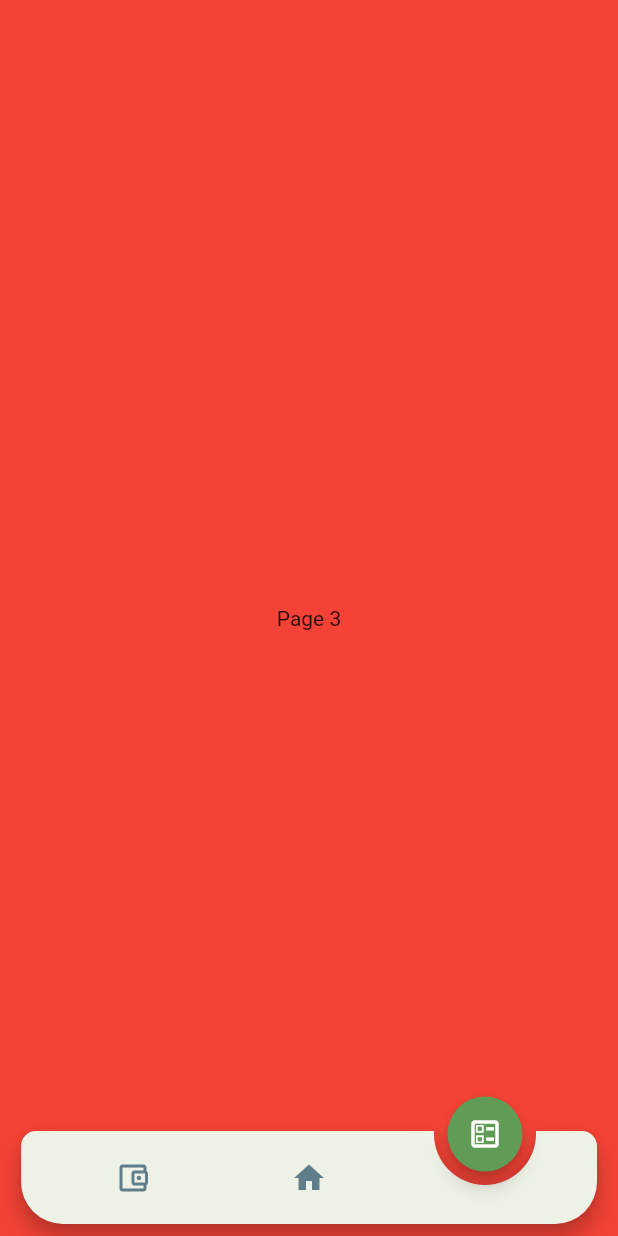
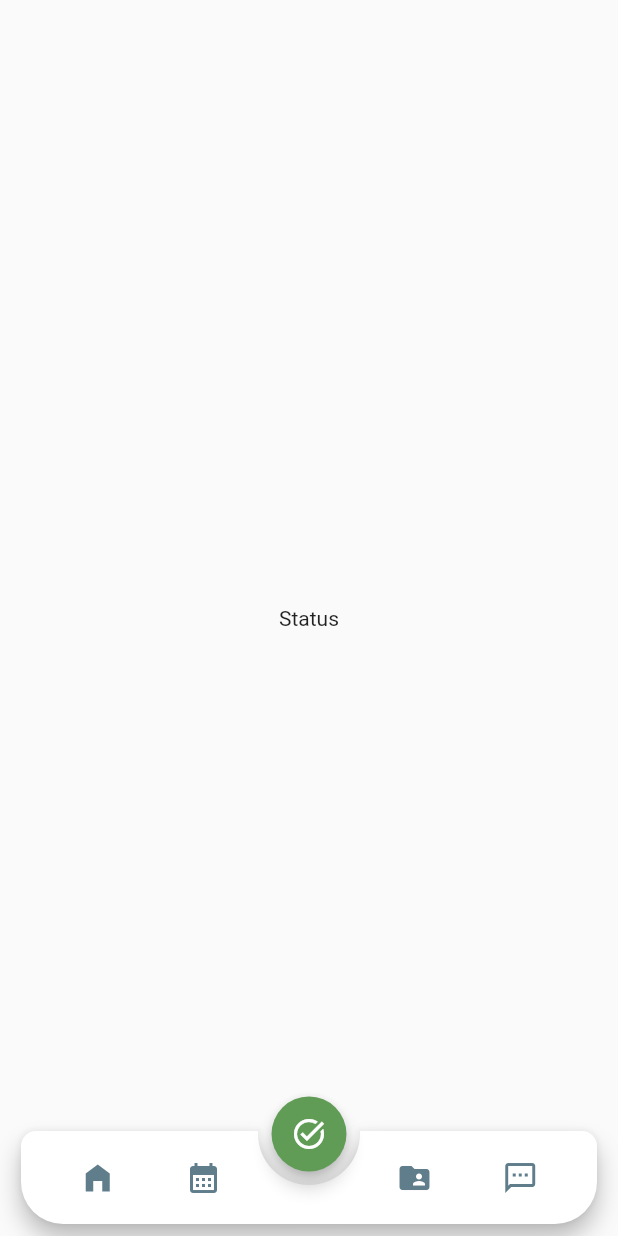
Before and after one commit to nandaeka02/trusche, a Flutter app: the screen it shows after launch, on a phone screen of 412 x 824 dp. Run offline on Flutter 3.47's test engine with Material 2 defaults, Android fonts, the phone set to English and light mode, and no system bars; drawn by our look-alikes of animated_notch_bottom_bar; our stand-ins replace contained_tab_bar_view, hexcolor.

Commit message:
Membuat tampilan Home Admin

```diff
--- a/lib/main.dart
+++ b/lib/main.dart
@@ -1,4 +1,5 @@
 import 'package:flutter/material.dart';
+import 'package:trusche/pages/admin/adminBottomBar_page.dart';
 import 'package:trusche/pages/splash_page.dart';
 import 'package:trusche/pages/user/userHome_page.dart';
 import 'package:trusche/pages/user/userbotBar.dart';
@@ -19,7 +20,7 @@ class MyApp extends StatelessWidget {
       theme: ThemeData(
         primarySwatch: Colors.blue,
       ),
-      home: const UserbotBar(),
+      home: const AdminBottomBarPage(),
     );
   }
 }
--- /dev/null
+++ b/lib/pages/admin/adminBottomBar_page.dart
@@ -0,0 +1,129 @@
+import 'package:animated_notch_bottom_bar/animated_notch_bottom_bar/animated_notch_bottom_bar.dart';
+import 'package:flutter/material.dart';
+import 'package:flutter/src/widgets/framework.dart';
+import 'package:flutter/src/widgets/placeholder.dart';
+import 'package:trusche/configs/colors.dart';
+import 'package:trusche/pages/admin/adminChat_page.dart';
+import 'package:trusche/pages/admin/adminCitizen_page.dart';
+import 'package:trusche/pages/admin/adminHome_page.dart';
+import 'package:trusche/pages/admin/adminSchedule_page.dart';
+import 'package:trusche/pages/admin/adminStatus_page.dart';
+
+class AdminBottomBarPage extends StatefulWidget {
+  const AdminBottomBarPage({super.key});
+
+  @override
+  State<AdminBottomBarPage> createState() => _AdminBottomBarPageState();
+}
+
+class _AdminBottomBarPageState extends State<AdminBottomBarPage> {
+  PageController _pageController = PageController(initialPage: 2);
+  int maxCount = 5;
+
+  final List<Widget> bottomBarPages = [
+    const AdminHomePage(),
+    const AdminSchedulePage(),
+    const AdminStatusPage(),
+    const AdminCitizenPage(),
+    const AdminChatPage(),
+
+  ];
+
+   @override
+  void dispose() {
+    _pageController.dispose();
+    super.dispose();
+  }
+
+  @override
+  void initState() {
+    super.initState();
+  }
+
+  @override
+  Widget build(BuildContext context) {
+    return Scaffold(
+      body: PageView(
+        controller: _pageController,
+        physics: const NeverScrollableScrollPhysics(),
+        children: List.generate(
+            bottomBarPages.length, (index) => bottomBarPages[index]),
+      ),
+      extendBody: true,
+      bottomNavigationBar: (bottomBarPages.length <= maxCount)
+          ? AnimatedNotchBottomBar(
+              pageController: _pageController,
+              color: Colors.white,
+              showLabel: false,
+              notchColor: ConstantColors.primaryColor,
+              bottomBarItems: [
+                BottomBarItem(
+                  inActiveItem: Icon(
+                    Icons.home_filled,
+                    color: Colors.blueGrey,
+                  ),
+                  activeItem: Icon(
+                    Icons.home_filled,
+                    color: Colors.white,
+                  ),
+                  itemLabel: 'Page 1',
+                ),
+                BottomBarItem(
+                  inActiveItem: Icon(
+                    Icons.calendar_month,
+                    color: Colors.blueGrey,
+                  ),
+                  activeItem: Icon(
+                    Icons.calendar_month,
+                    color: Colors.white,
+                  ),
+                  itemLabel: 'Page 2',
+                ),
+                BottomBarItem(
+                  inActiveItem: Icon(
+                    Icons.task_alt,
+                    color: Colors.blueGrey,
+                  ),
+                  activeItem: Icon(
+                    Icons.task_alt,
+                    color: Colors.white,
+                  ),
+                  itemLabel: 'Page 3',
+                ),
+                BottomBarItem(
+                  inActiveItem: Icon(
+                    Icons.folder_shared,
+                    color: Colors.blueGrey,
+                  ),
+                  activeItem: Icon(
+                    Icons.folder_shared,
+                    color: Colors.white,
+                  ),
+                  itemLabel: 'Page 4',
+                ),
+                BottomBarItem(
+                  inActiveItem: Icon(
+                    Icons.sms_outlined,
+                    color: Colors.blueGrey,
+                  ),
+                  activeItem: Icon(
+                    Icons.sms_outlined,
+                    color: Colors.white,
+                  ),
+                  itemLabel: 'Page 5',
+                ),
+
+              ],
+              onTap: (index) {
+                /// control your animation using page controller
+                _pageController.animateToPage(
+                  index,
+                  duration: const Duration(milliseconds: 250),
+                  curve: Curves.easeIn,
+                );
+              },
+            )
+          : null,
+    );
+  }
+}
--- /dev/null
+++ b/lib/pages/admin/adminStatus_page.dart
@@ -0,0 +1,21 @@
+import 'package:flutter/material.dart';
+import 'package:flutter/src/widgets/framework.dart';
+import 'package:flutter/src/widgets/placeholder.dart';
+
+class AdminStatusPage extends StatefulWidget {
+  const AdminStatusPage({super.key});
+
+  @override
+  State<AdminStatusPage> createState() => _AdminStatusPageState();
+}
+
+class _AdminStatusPageState extends State<AdminStatusPage> {
+  @override
+  Widget build(BuildContext context) {
+    return Scaffold(
+      body: Center(
+        child: Text("Status"),
+      )
+    );
+  }
+}
```
Also changed, not shown: lib/pages/admin/adminChat_page.dart (added, +21 -0 lines), lib/pages/admin/adminCitizen_page.dart (added, +21 -0 lines), lib/pages/admin/adminHome_page.dart (added, +125 -0 lines), lib/pages/admin/adminSchedule_page.dart (added, +21 -0 lines), lib/pages/login_page.dart (+17 -0 lines), lib/pages/user/user_page.dart (added, +19 -0 lines), lib/widgets/activity_widget.dart (added, +60 -0 lines), assets/images/Background.png (added), lib/pages/admin/admin.txt (deleted).
